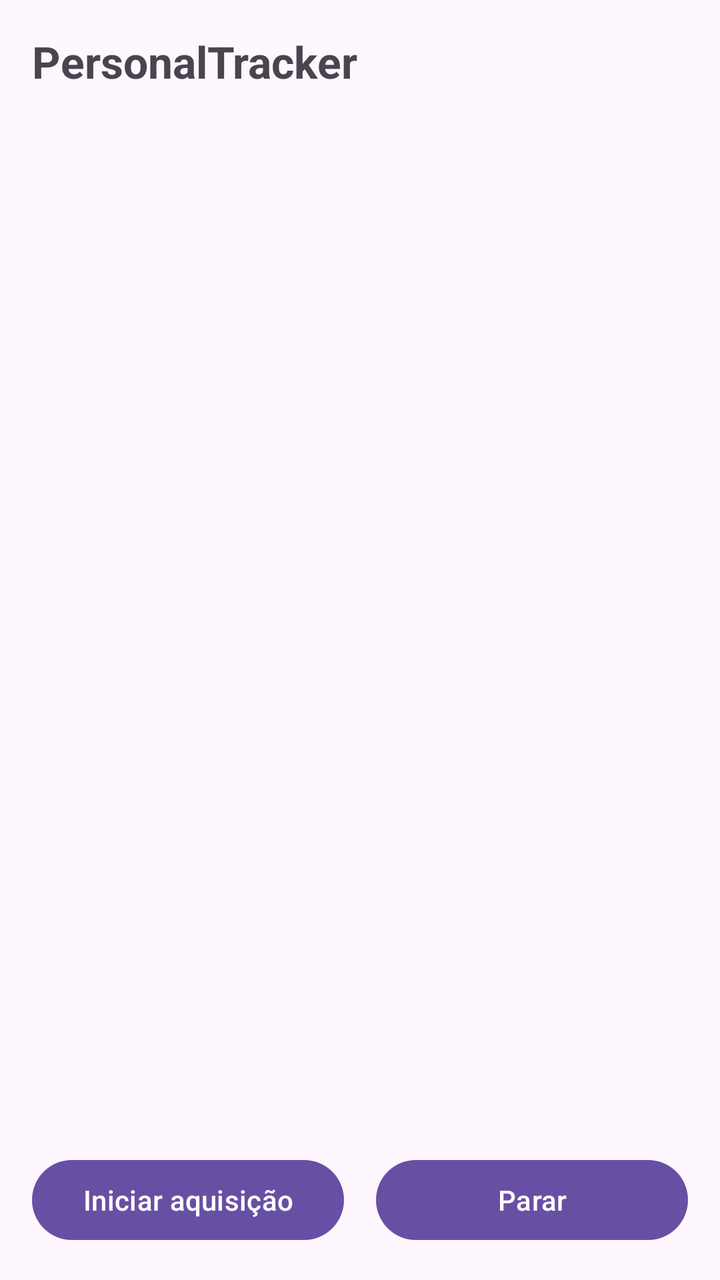
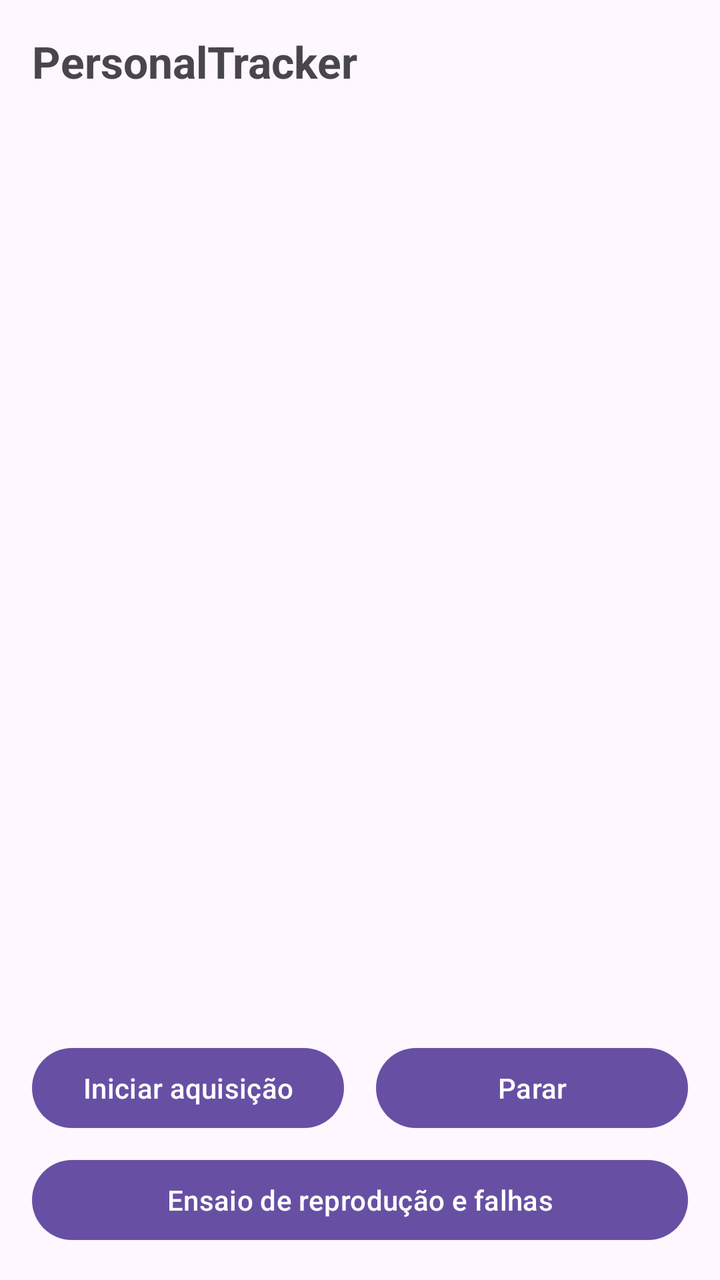

The first picture is an Android layout as it rendered before a commit; the second is the same layout after the commit. The layout source and the unified diff follow.
<!-- AndroidManifest.xml: application theme Theme.PersonalTracker -->
<!-- res/layout/activity_main.xml -->
<?xml version="1.0" encoding="utf-8"?>
<LinearLayout xmlns:android="http://schemas.android.com/apk/res/android"
    xmlns:tools="http://schemas.android.com/tools"
    android:id="@+id/main"
    android:layout_width="match_parent"
    android:layout_height="match_parent"
    android:orientation="vertical"
    tools:context=".MainActivity">

    <ScrollView
        android:layout_width="match_parent"
        android:layout_height="0dp"
        android:layout_weight="1">

        <LinearLayout
            android:layout_width="match_parent"
            android:layout_height="wrap_content"
            android:orientation="vertical"
            android:padding="16dp">

            <TextView
                android:layout_width="wrap_content"
                android:layout_height="wrap_content"
                android:text="@string/app_name"
                android:textSize="22sp"
                android:textStyle="bold" />

            <TextView
                android:id="@+id/statusText"
                android:layout_width="match_parent"
                android:layout_height="wrap_content"
                android:layout_marginTop="12dp"
                android:fontFamily="monospace"
                android:textSize="13sp" />

            <TextView
                android:id="@+id/hintText"
                android:layout_width="match_parent"
                android:layout_height="wrap_content"
                android:layout_marginTop="12dp"
                android:textColor="#B00020" />
        </LinearLayout>
    </ScrollView>

    <LinearLayout
        android:layout_width="match_parent"
        android:layout_height="wrap_content"
        android:orientation="horizontal"
        android:padding="16dp">

        <Button
            android:id="@+id/startButton"
            android:layout_width="0dp"
            android:layout_height="wrap_content"
            android:layout_marginEnd="8dp"
            android:layout_weight="1"
            android:text="@string/button_start" />

        <Button
            android:id="@+id/stopButton"
            android:layout_width="0dp"
            android:layout_height="wrap_content"
            android:layout_marginStart="8dp"
            android:layout_weight="1"
            android:text="@string/button_stop" />
    </LinearLayout>
</LinearLayout>
<!-- resources referenced by this layout -->
<resources>
  <string name="app_name">PersonalTracker</string>
  <string name="button_start">Iniciar aquisição</string>
  <string name="button_stop">Parar</string>
  <style name="Theme.PersonalTracker" parent="Base.Theme.PersonalTracker" />
  <style name="Base.Theme.PersonalTracker" parent="Theme.Material3.DayNight.NoActionBar">
          
          
      </style>
</resources>

<!-- the commit's change to res/layout/activity_main.xml (unified diff, before → after) -->
@@ -45,23 +45,36 @@
     <LinearLayout
         android:layout_width="match_parent"
         android:layout_height="wrap_content"
-        android:orientation="horizontal"
+        android:orientation="vertical"
         android:padding="16dp">
 
-        <Button
-            android:id="@+id/startButton"
-            android:layout_width="0dp"
+        <LinearLayout
+            android:layout_width="match_parent"
             android:layout_height="wrap_content"
-            android:layout_marginEnd="8dp"
-            android:layout_weight="1"
-            android:text="@string/button_start" />
+            android:orientation="horizontal">
+
+            <Button
+                android:id="@+id/startButton"
+                android:layout_width="0dp"
+                android:layout_height="wrap_content"
+                android:layout_marginEnd="8dp"
+                android:layout_weight="1"
+                android:text="@string/button_start" />
+
+            <Button
+                android:id="@+id/stopButton"
+                android:layout_width="0dp"
+                android:layout_height="wrap_content"
+                android:layout_marginStart="8dp"
+                android:layout_weight="1"
+                android:text="@string/button_stop" />
+        </LinearLayout>
 
         <Button
-            android:id="@+id/stopButton"
-            android:layout_width="0dp"
+            android:id="@+id/replayButton"
+            android:layout_width="match_parent"
             android:layout_height="wrap_content"
-            android:layout_marginStart="8dp"
-            android:layout_weight="1"
-            android:text="@string/button_stop" />
+            android:layout_marginTop="8dp"
+            android:text="@string/button_replay" />
     </LinearLayout>
 </LinearLayout>
<!-- resource entries referenced after the edit -->
@@ -1,6 +1,7 @@
 <!-- resources referenced by this layout -->
 <resources>
   <string name="app_name">PersonalTracker</string>
+  <string name="button_replay">Ensaio de reprodução e falhas</string>
   <string name="button_start">Iniciar aquisição</string>
   <string name="button_stop">Parar</string>
   <style name="Theme.PersonalTracker" parent="Base.Theme.PersonalTracker" />
